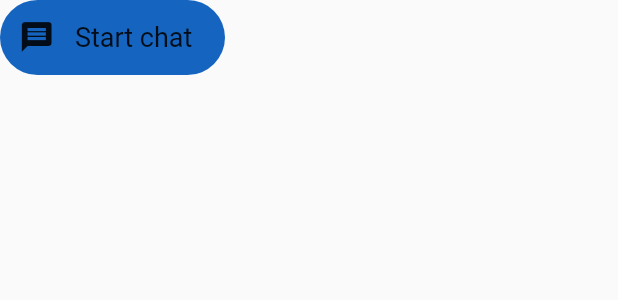
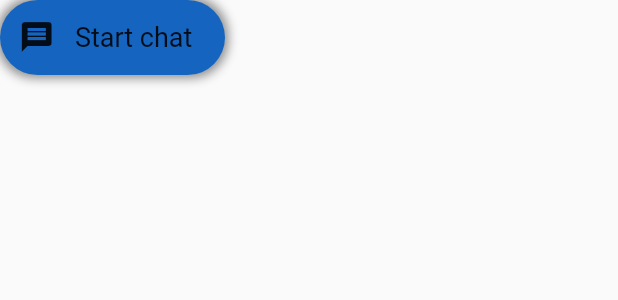
Before and after one commit to s7Thiago/flutter_transform_animations, a Flutter app: the _AndroidMessagesFAB widget shown alone on an empty page, opened directly, on a phone screen of 412 x 824 dp. Shown: the top 300 px of the screen. Run offline on Flutter 3.47's test engine with Material 2 defaults, Android fonts, the phone set to English and light mode, and no system bars; our stand-ins replace dio.

Commit message:
Adicionando sombra dinânica ao FAB

```diff
--- a/lib/pages/android_messages_animation/android_messages_animation.dart
+++ b/lib/pages/android_messages_animation/android_messages_animation.dart
@@ -138,9 +138,16 @@ class _AndroidMessagesFAB extends StatelessWidget {
         width: expanded ? _maxSize : _minSize,
         height: _minSize,
         decoration: BoxDecoration(
-          color: Colors.blue[800],
-          borderRadius: BorderRadius.circular(_minSize * .5),
-        ),
+            color: Colors.blue[800],
+            borderRadius: BorderRadius.circular(_minSize * .5),
+            boxShadow: [
+              BoxShadow(
+                color: expanded ? Colors.black45 : Colors.black12,
+                offset: const Offset(0, 0),
+                blurRadius: 5,
+                spreadRadius: 2,
+              )
+            ]),
         child: Stack(
           children: const [
             Positioned(
```
